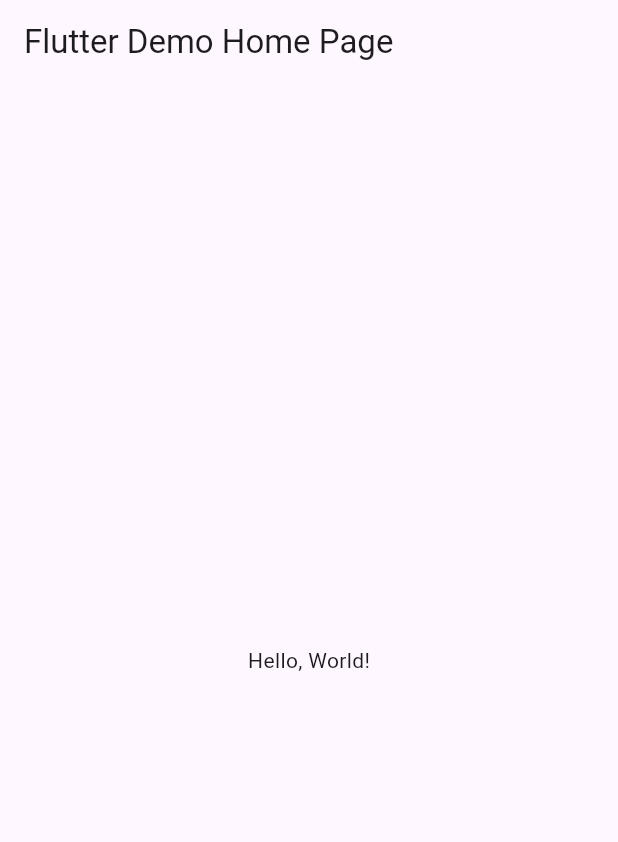
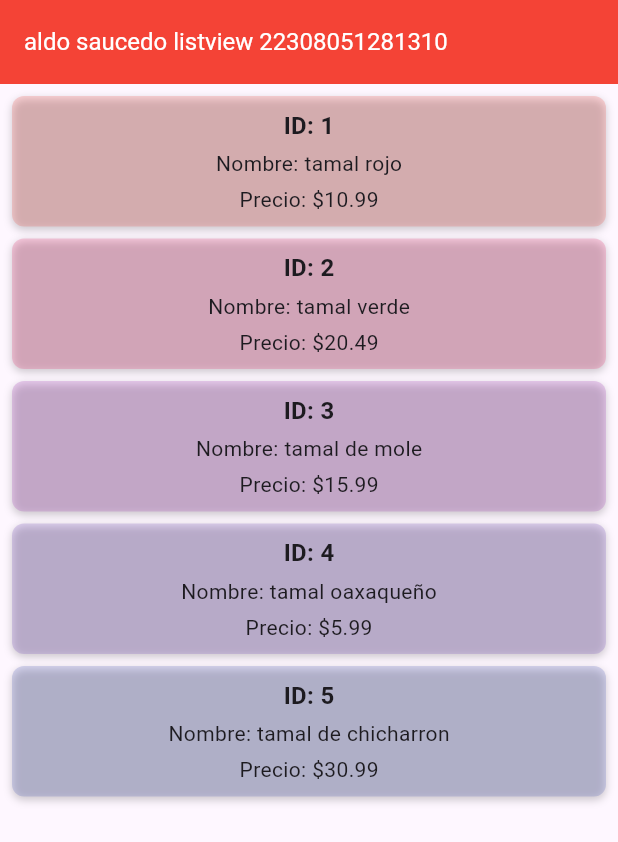
Before and after one commit to aldosaucedo1213/p125_saucedoexamen, a Flutter app: the screen it shows after launch, on a phone screen of 412 x 824 dp. Shown: the top 842 px of the screen. Run offline on Flutter 3.47's test engine with Material 3 defaults, Android fonts, the phone set to English and light mode, and no system bars.

Commit message:
aldo examen

```diff
--- a/lib/main.dart
+++ b/lib/main.dart
@@ -1,43 +1,95 @@
 import 'package:flutter/material.dart';
 
-void main() => runApp(MyApp());
+void main() {
+  runApp(MyApp());
+}
 
 class MyApp extends StatelessWidget {
-  const MyApp({super.key});
-  // This widget is the root of your application.
   @override
   Widget build(BuildContext context) {
     return MaterialApp(
-      // Application name
-      title: 'Flutter Hello World',
-      // Application theme data, you can set the colors for the application as
-      // you want
-      theme: ThemeData(
-        // useMaterial3: false,
-        primarySwatch: Colors.blue,
+      debugShowCheckedModeBanner: false,
+      home: Scaffold(
+        appBar: AppBar(
+          title: Text('aldo saucedo listview 22308051281310'),
+          backgroundColor: Colors.red,
+          titleTextStyle:
+              TextStyle(fontSize: 16), // Tamaño de fuente reducido en el AppBar
+        ),
+        body: ProductList(),
       ),
-      // A widget which will be started on application startup
-      home: MyHomePage(title: 'Flutter Demo Home Page'),
     );
   }
 }
 
-class MyHomePage extends StatelessWidget {
-  final String title;
-  const MyHomePage({super.key, required this.title});
+class Productos {
+  int id_productos;
+  String nombre;
+  double precio;
+
+  Productos(
+      {required this.id_productos, required this.nombre, required this.precio});
+}
+
+class ProductList extends StatelessWidget {
+  final List<Map<String, dynamic>> productos = [
+    {'id': 1, 'nombre': 'tamal rojo', 'precio': 10.99},
+    {'id': 2, 'nombre': 'tamal verde', 'precio': 20.49},
+    {'id': 3, 'nombre': 'tamal de mole', 'precio': 15.99},
+    {'id': 4, 'nombre': 'tamal oaxaqueño', 'precio': 5.99},
+    {'id': 5, 'nombre': 'tamal de chicharron', 'precio': 30.99},
+  ];
 
   @override
   Widget build(BuildContext context) {
-    return Scaffold(
-      appBar: AppBar(
-        // The title text which will be shown on the action bar
-        title: Text(title),
-      ),
-      body: Center(
-        child: Text(
-          'Hello, World!',
-        ),
-      ),
+    return ListView.separated(
+      padding: EdgeInsets.all(8.0), // Reducido el padding
+      itemCount: productos.length,
+      separatorBuilder: (context, index) =>
+          SizedBox(height: 8.0), // Reducido el SizedBox
+      itemBuilder: (context, index) {
+        final producto = productos[index];
+        return Container(
+          decoration: BoxDecoration(
+            color: Colors.primaries[index % Colors.primaries.length]
+                .withOpacity(0.2),
+            borderRadius:
+                BorderRadius.circular(8.0), // Reducido el radio del borde
+            boxShadow: [
+              BoxShadow(
+                color: Colors.black.withOpacity(0.2),
+                blurRadius: 4.0, // Reducido el blur radius
+                offset: Offset(0, 2), // Reducido el offset
+              ),
+            ],
+          ),
+          padding: EdgeInsets.all(8.0), // Reducido el padding
+          child: Column(
+            crossAxisAlignment: CrossAxisAlignment.center,
+            children: [
+              Text(
+                'ID: ${producto['id']}',
+                style: TextStyle(
+                    fontSize: 16,
+                    fontWeight:
+                        FontWeight.bold), // Reducido el tamaño de la fuente
+              ),
+              SizedBox(height: 4.0), // Reducido el SizedBox
+              Text(
+                'Nombre: ${producto['nombre']}',
+                style:
+                    TextStyle(fontSize: 14), // Reducido el tamaño de la fuente
+              ),
+              SizedBox(height: 4.0), // Reducido el SizedBox
+              Text(
+                'Precio: \$${producto['precio'].toStringAsFixed(2)}',
+                style:
+                    TextStyle(fontSize: 14), // Reducido el tamaño de la fuente
+              ),
+            ],
+          ),
+        );
+      },
     );
   }
 }
```
Also changed, not shown: yaaaaaaa.PNG (added).
